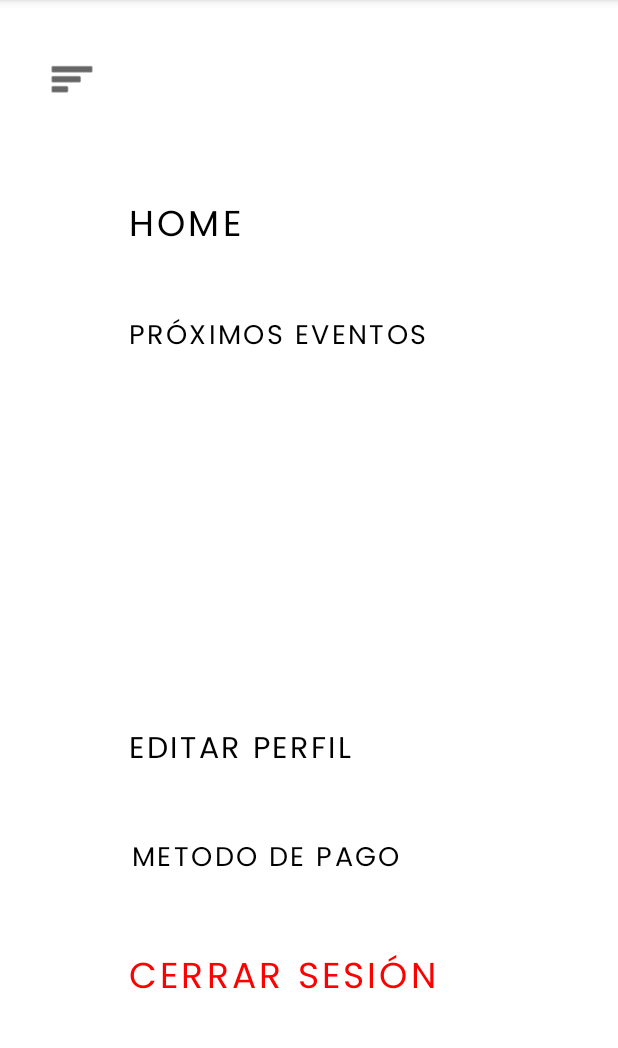
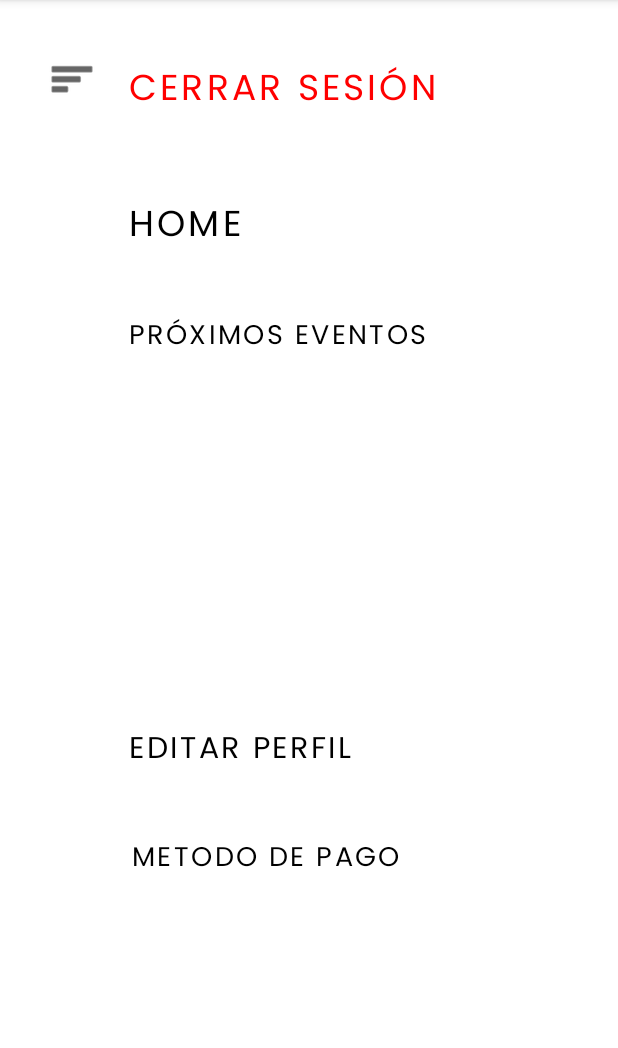
Before and after one commit to HappyFeed/Hamachi, an Android app: the activity_options screen opened directly, with no data from a screen before it, on a phone screen of 412 x 824 dp, the part 84-1132 px from its top. Run offline under Robolectric (Android 15) with nearby library versions, the phone set to English and light mode, and no system bars.

```diff
--- a/app/src/main/java/app/moviles/kamachi/activity_options.java
+++ b/app/src/main/java/app/moviles/kamachi/activity_options.java
@@ -1,14 +1,78 @@
 package app.moviles.kamachi;
 
 import androidx.appcompat.app.AppCompatActivity;
+import androidx.fragment.app.Fragment;
+import androidx.fragment.app.FragmentManager;
+import androidx.fragment.app.FragmentTransaction;
 
+import android.content.Intent;
 import android.os.Bundle;
+import android.view.View;
+import android.widget.Button;
 
-public class activity_options extends AppCompatActivity {
+public class activity_options extends AppCompatActivity implements View.OnClickListener {
+
+    private Button buttonReturn;
+    private Button homeBtn;
+    private Button eventBtn;
+    private Button editProfileBtn;
+    private Button paymentBtn;
+    private Button closeBtn;
 
     @Override
     protected void onCreate(Bundle savedInstanceState) {
         super.onCreate(savedInstanceState);
         setContentView(R.layout.activity_options);
+
+        buttonReturn = findViewById(R.id.buttonReturn);
+        homeBtn = findViewById(R.id.homeBtn);
+        eventBtn = findViewById(R.id.eventBtn);
+        paymentBtn = findViewById(R.id.paymentBtn);
+        editProfileBtn = findViewById(R.id.editProfileBtn);
+        closeBtn = findViewById(R.id.closeBtn);
+
+        buttonReturn.setOnClickListener(this);
+        homeBtn.setOnClickListener(this);
+        eventBtn.setOnClickListener(this);
+        paymentBtn.setOnClickListener(this);
+        editProfileBtn.setOnClickListener(this);
+        closeBtn.setOnClickListener(this);
+    }
+
+    @Override
+    public void onClick(View v) {
+        switch (v.getId()) {
+            case R.id.buttonReturn:
+                Intent intent2 = new Intent(this, MenuActivity.class);
+                startActivity(intent2);
+                break;
+            case R.id.homeBtn:
+                Intent intent3 = new Intent(this, MenuActivity.class);
+                startActivity(intent3);
+                break;
+            case R.id.eventBtn:
+                Intent intent4 = new Intent(this, MenuActivity.class);
+                startActivity(intent4);
+                break;
+            case R.id.editProfileBtn:
+                Intent i = new Intent(this, activity_editprofile.class);
+                startActivity(i);
+                break;
+            case R.id.paymentBtn:
+                Intent intent = new Intent(this, activity_paymethod.class);
+                startActivity(intent);
+                break;
+            case R.id.closeBtn:
+                Intent intent1 = new Intent(this, loginActivity.class);
+                startActivity(intent1);
+                break;
+        }
+    }
+
+    public void showFragment(Fragment fragment){
+        FragmentManager fragmentManager = getSupportFragmentManager();
+        FragmentTransaction transaction = fragmentManager.beginTransaction();
+        transaction.replace(R.id.fragmentContainer, fragment);
+        transaction.commit();
     }
 }
--- a/app/src/main/res/layout/activity_menu.xml
+++ b/app/src/main/res/layout/activity_menu.xml
@@ -8,7 +8,7 @@
     tools:menu="@menu/home_menu">
 
     <androidx.constraintlayout.widget.ConstraintLayout
-        android:id="@+id/constraintLayout"
+        android:id="@+id/fragmentContainer"
         android:layout_width="410dp"
         android:layout_height="669dp"
         app:layout_constraintEnd_toEndOf="parent"
@@ -19,6 +19,7 @@
     </androidx.constraintlayout.widget.ConstraintLayout>
 
     <com.google.android.material.bottomnavigation.BottomNavigationView
+        android:id="@+id/navigator"
         android:layout_width="0dp"
         android:layout_height="66dp"
         android:background="#00938B"
@@ -27,7 +28,7 @@
         app:layout_constraintBottom_toBottomOf="parent"
         app:layout_constraintEnd_toEndOf="parent"
         app:layout_constraintStart_toStartOf="parent"
-        app:layout_constraintTop_toBottomOf="@+id/constraintLayout"
+        app:layout_constraintTop_toBottomOf="@+id/fragmentContainer"
         app:layout_constraintVertical_bias="0.75"
         app:menu="@menu/home_menu" />
 
--- a/app/src/main/res/layout/activity_options.xml
+++ b/app/src/main/res/layout/activity_options.xml
@@ -8,7 +8,7 @@
     tools:context=".activity_options">
 
     <Button
-        android:id="@+id/button4"
+        android:id="@+id/buttonReturn"
         android:layout_width="55dp"
         android:layout_height="57dp"
         android:layout_marginTop="24dp"
@@ -22,7 +22,7 @@
         app:layout_constraintTop_toTopOf="parent" />
 
     <Button
-        android:id="@+id/button5"
+        android:id="@+id/homeBtn"
         android:layout_width="0dp"
         android:layout_height="52dp"
         android:layout_marginStart="70dp"
@@ -37,10 +37,10 @@
         android:textSize="24sp"
         app:layout_constraintEnd_toEndOf="parent"
         app:layout_constraintStart_toStartOf="parent"
-        app:layout_constraintTop_toBottomOf="@+id/button4" />
+        app:layout_constraintTop_toBottomOf="@+id/buttonReturn" />
 
     <Button
-        android:id="@+id/button6"
+        android:id="@+id/eventBtn"
         android:layout_width="0dp"
         android:layout_height="53dp"
         android:layout_marginStart="70dp"
@@ -55,10 +55,10 @@
         android:textSize="18sp"
         app:layout_constraintEnd_toEndOf="parent"
         app:layout_constraintStart_toStartOf="parent"
-        app:layout_constraintTop_toBottomOf="@+id/button5" />
+        app:layout_constraintTop_toBottomOf="@+id/homeBtn" />
 
     <Button
-        android:id="@+id/button7"
+        android:id="@+id/editProfileBtn"
         android:layout_width="0dp"
         android:layout_height="58dp"
         android:layout_marginStart="70dp"
@@ -73,15 +73,15 @@
         android:textSize="20sp"
         app:layout_constraintEnd_toEndOf="parent"
         app:layout_constraintStart_toStartOf="parent"
-        app:layout_constraintTop_toBottomOf="@+id/button6" />
+        app:layout_constraintTop_toBottomOf="@+id/eventBtn" />
 
     <Button
-        android:id="@+id/button8"
+        android:id="@+id/paymentBtn"
         android:layout_width="268dp"
         android:layout_height="66dp"
+        android:layout_marginEnd="70dp"
         android:layout_marginStart="70dp"
         android:layout_marginTop="10dp"
-        android:layout_marginEnd="70dp"
         android:background="?attr/selectableItemBackgroundBorderless"
         android:backgroundTint="#FFFFFF"
         android:fontFamily="@font/poppinsregular"
@@ -91,15 +91,14 @@
         android:textSize="18sp"
         app:layout_constraintEnd_toEndOf="parent"
         app:layout_constraintStart_toStartOf="parent"
-        app:layout_constraintTop_toBottomOf="@+id/button7" />
+        app:layout_constraintTop_toBottomOf="@+id/editProfileBtn" />
 
     <Button
-        android:id="@+id/button9"
+        android:id="@+id/closeBtn"
         android:layout_width="0dp"
         android:layout_height="73dp"
+        android:layout_marginEnd="70dp"
         android:layout_marginStart="70dp"
-        android:layout_marginTop="10dp"
-        android:layout_marginEnd="70dp"
         android:background="?attr/selectableItemBackgroundBorderless"
         android:backgroundTint="#FFFFFF"
         android:fontFamily="@font/poppinsregular"
@@ -107,7 +106,8 @@
         android:textAlignment="textStart"
         android:textColor="#FF0000"
         android:textSize="24sp"
+        app:layout_constraintBottom_toTopOf="@+id/homeBtn"
         app:layout_constraintEnd_toEndOf="parent"
         app:layout_constraintStart_toStartOf="parent"
-        app:layout_constraintTop_toBottomOf="@+id/button8" />
+        app:layout_constraintTop_toTopOf="parent" />
 </androidx.constraintlayout.widget.ConstraintLayout>
```
Also changed, not shown: app/src/main/java/app/moviles/kamachi/FragmentUpcomingEvent.java (+20 -35 lines), app/src/main/java/app/moviles/kamachi/HomeFragment.java (+25 -9 lines), app/src/main/java/app/moviles/kamachi/MenuActivity.java (+35 -0 lines), app/src/main/java/app/moviles/kamachi/activity_editprofile.java (+37 -1 lines), app/src/main/java/app/moviles/kamachi/activity_inscription.java (+34 -1 lines), app/src/main/java/app/moviles/kamachi/activity_paymethod.java (+28 -1 lines), app/src/main/res/layout/activity_editprofile.xml (+21 -8 lines), app/src/main/res/layout/activity_inscription.xml (+5 -5 lines), app/src/main/res/layout/activity_paymethod.xml (+106 -88 lines), app/src/main/res/layout/fragment_home.xml (+24 -10 lines), app/src/main/res/layout/fragment_upcoming_event.xml (+8 -4 lines).
